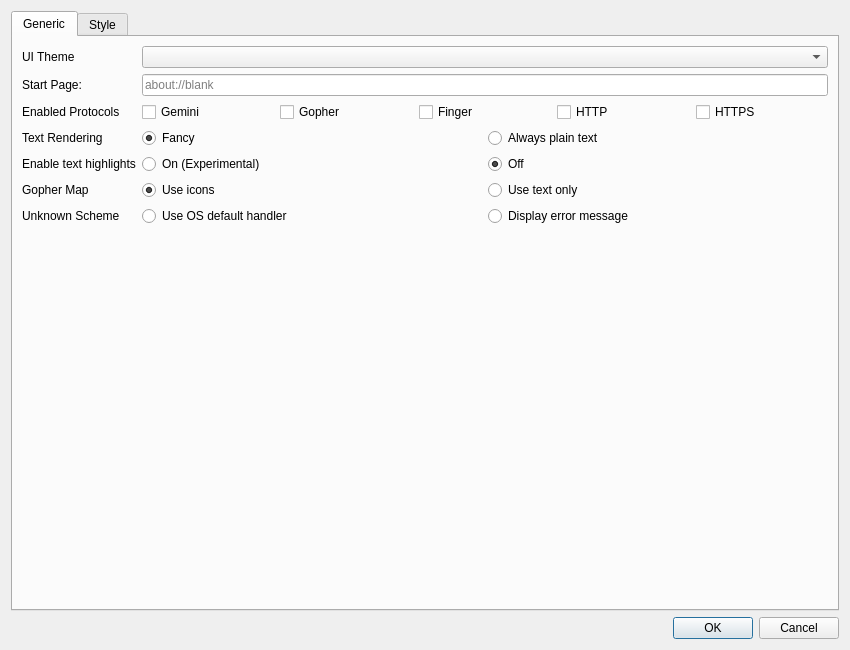
Qt form src/settingsdialog.ui (ikskuh/kristall) before a commit.
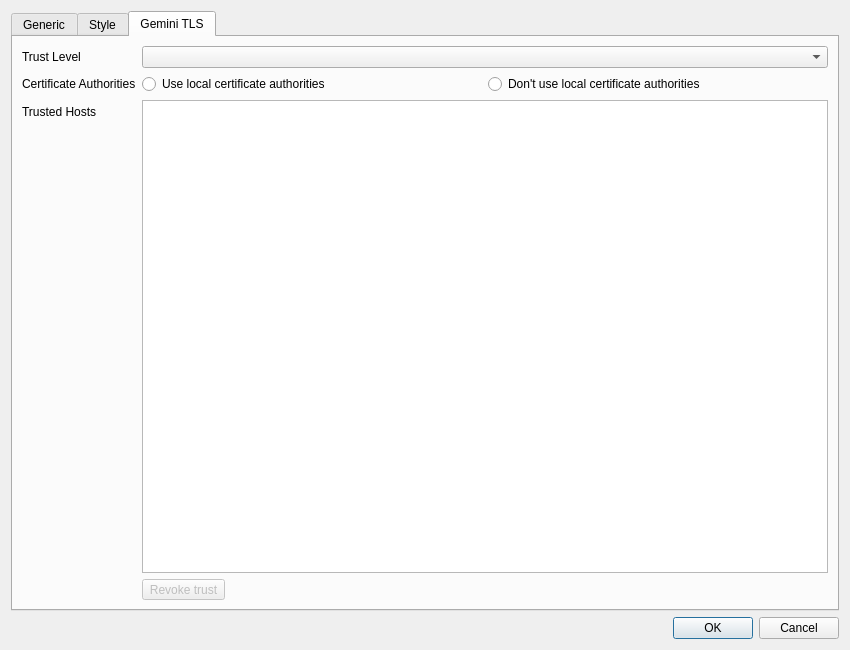
The same form after that commit. The open tabs and pages were chosen to show the change. Icons and pictures are not drawn.

Commit message: Adds improved client certificate management, adds server certificate management.

Diff of the .ui file:
```diff
--- a/src/settingsdialog.ui
+++ b/src/settingsdialog.ui
@@ -794,6 +794,103 @@
        </item>
       </layout>
      </widget>
+     <widget class="QWidget" name="gem_trust_page">
+      <attribute name="icon">
+       <iconset resource="icons.qrc">
+        <normaloff>:/icons/certificate.svg</normaloff>:/icons/certificate.svg</iconset>
+      </attribute>
+      <attribute name="title">
+       <string>Gemini TLS</string>
+      </attribute>
+      <layout class="QFormLayout" name="formLayout_2">
+       <item row="0" column="0">
+        <widget class="QLabel" name="label_23">
+         <property name="text">
+          <string>Trust Level</string>
+         </property>
+        </widget>
+       </item>
+       <item row="0" column="1">
+        <widget class="QComboBox" name="trust_level"/>
+       </item>
+       <item row="1" column="0">
+        <widget class="QLabel" name="label_24">
+         <property name="text">
+          <string>Certificate Authorities</string>
+         </property>
+        </widget>
+       </item>
+       <item row="1" column="1">
+        <layout class="QHBoxLayout" name="horizontalLayout_8">
+         <item>
+          <widget class="QRadioButton" name="trust_enable_ca">
+           <property name="text">
+            <string>Use local certificate authorities</string>
+           </property>
+           <attribute name="buttonGroup">
+            <string notr="true">buttonGroup_2</string>
+           </attribute>
+          </widget>
+         </item>
+         <item>
+          <widget class="QRadioButton" name="trust_disable__ca">
+           <property name="text">
+            <string>Don't use local certificate authorities</string>
+           </property>
+           <attribute name="buttonGroup">
+            <string notr="true">buttonGroup_2</string>
+           </attribute>
+          </widget>
+         </item>
+        </layout>
+       </item>
+       <item row="2" column="0">
+        <widget class="QLabel" name="label_25">
+         <property name="text">
+          <string>Trusted Hosts</string>
+         </property>
+        </widget>
+       </item>
+       <item row="2" column="1">
+        <layout class="QVBoxLayout" name="verticalLayout_3">
+         <item>
+          <widget class="QTableView" name="trusted_hosts">
+           <property name="cornerButtonEnabled">
+            <bool>true</bool>
+           </property>
+          </widget>
+         </item>
+         <item>
+          <layout class="QHBoxLayout" name="horizontalLayout_9">
+           <item>
+            <widget class="QToolButton" name="trust_revoke_selected">
+             <property name="enabled">
+              <bool>false</bool>
+             </property>
+             <property name="text">
+              <string>Revoke trust</string>
+             </property>
+            </widget>
+           </item>
+           <item>
+            <spacer name="horizontalSpacer">
+             <property name="orientation">
+              <enum>Qt::Horizontal</enum>
+             </property>
+             <property name="sizeHint" stdset="0">
+              <size>
+               <width>40</width>
+               <height>20</height>
+              </size>
+             </property>
+            </spacer>
+           </item>
+          </layout>
+         </item>
+        </layout>
+       </item>
+      </layout>
+     </widget>
     </widget>
    </item>
    <item>
```
Left out of the diff: 13 changed lines with no effect on the pictures. The commit also changes 29 other files.
